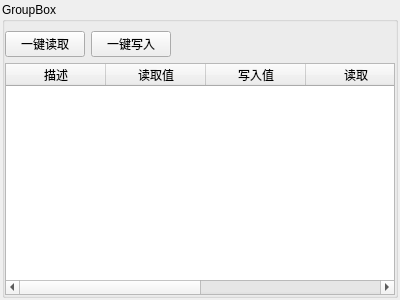
First picture: the form in widget/mwritereadtable.ui, repository a9876653/qt-j1939, before the edit.
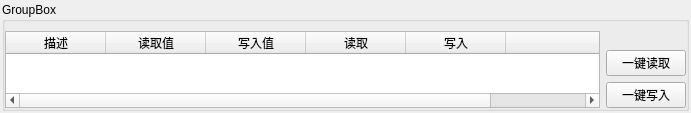
Second picture: the form after the edit.

```diff
--- a/widget/mwritereadtable.ui
+++ b/widget/mwritereadtable.ui
@@ -6,8 +6,8 @@
    <rect>
     <x>0</x>
     <y>0</y>
-    <width>400</width>
-    <height>300</height>
+    <width>691</width>
+    <height>113</height>
    </rect>
   </property>
   <property name="windowTitle">
@@ -41,7 +41,7 @@
       <property name="bottomMargin">
        <number>0</number>
       </property>
-      <item row="1" column="0">
+      <item row="0" column="0">
        <widget class="QTableWidget" name="tableWidget">
         <property name="showGrid">
          <bool>false</bool>
@@ -78,35 +78,35 @@
         </column>
        </widget>
       </item>
-      <item row="0" column="0">
-       <layout class="QHBoxLayout" name="horizontalLayout">
+      <item row="0" column="1">
+       <layout class="QVBoxLayout" name="verticalLayout_2">
         <item>
-         <widget class="QPushButton" name="readAllBtn">
-          <property name="text">
-           <string>一键读取</string>
-          </property>
-         </widget>
-        </item>
-        <item>
-         <widget class="QPushButton" name="writeAllBtn">
-          <property name="text">
-           <string>一键写入</string>
-          </property>
-         </widget>
-        </item>
-        <item>
-         <spacer name="horizontalSpacer">
+         <spacer name="verticalSpacer">
           <property name="orientation">
-           <enum>Qt::Horizontal</enum>
+           <enum>Qt::Vertical</enum>
           </property>
           <property name="sizeHint" stdset="0">
            <size>
-            <width>40</width>
-            <height>20</height>
+            <width>20</width>
+            <height>40</height>
            </size>
           </property>
          </spacer>
         </item>
+        <item>
+         <widget class="QPushButton" name="readAllBtn">
+          <property name="text">
+           <string>一键读取</string>
+          </property>
+         </widget>
+        </item>
+        <item>
+         <widget class="QPushButton" name="writeAllBtn">
+          <property name="text">
+           <string>一键写入</string>
+          </property>
+         </widget>
+        </item>
        </layout>
       </item>
      </layout>
```
